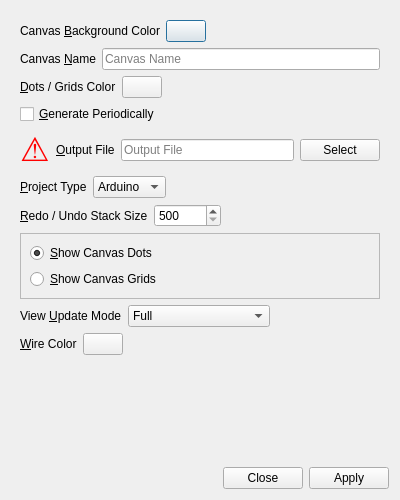
textbrowser/glitch, file UI/glitch-canvas-settings.ui: the form before one commit.
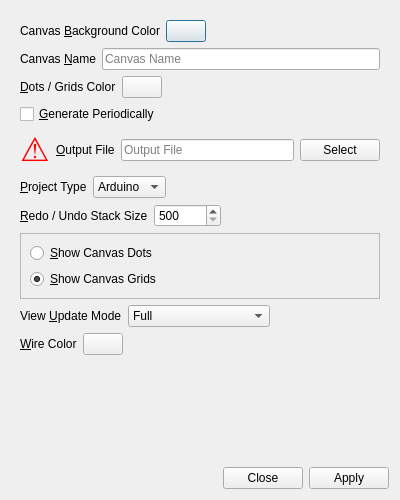
The form after the commit. Icons and pictures are not drawn.

Patch:
```diff
--- a/UI/glitch-canvas-settings.ui
+++ b/UI/glitch-canvas-settings.ui
@@ -292,9 +292,6 @@
             <property name="text">
              <string>&amp;Show Canvas Dots</string>
             </property>
-            <property name="checked">
-             <bool>true</bool>
-            </property>
             <attribute name="buttonGroup">
              <string notr="true">buttonGroup</string>
             </attribute>
@@ -305,6 +302,9 @@
             <property name="text">
              <string>&amp;Show Canvas Grids</string>
             </property>
+            <property name="checked">
+             <bool>true</bool>
+            </property>
             <attribute name="buttonGroup">
              <string notr="true">buttonGroup</string>
             </attribute>
```
